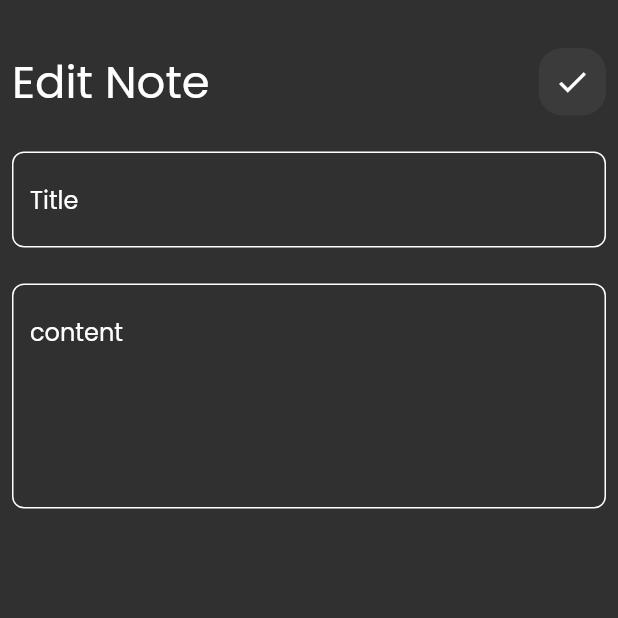
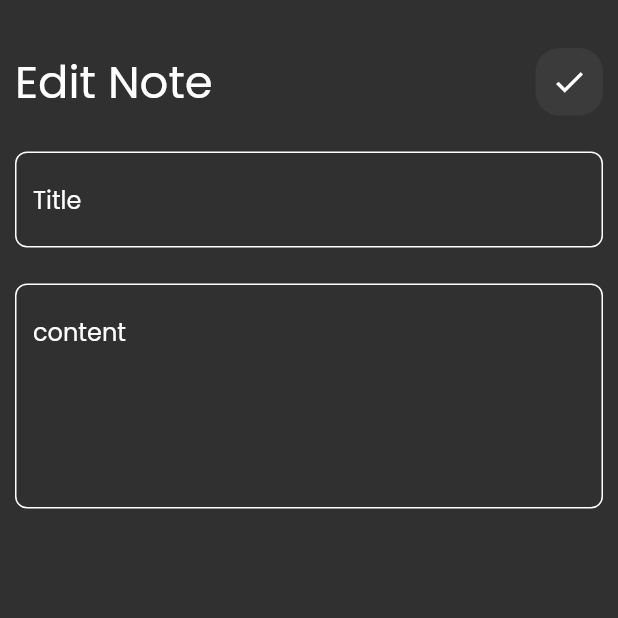
Before and after one commit to esraammosaad/notes-app, a Flutter app: the screen it shows after launch, after a tap on "Flutter Tips", on a phone screen of 412 x 824 dp, the top half of it. Run offline on Flutter 3.47's test engine with Material 2 defaults, Android fonts, the phone set to English and light mode, and no system bars; our stand-ins replace hive, hive_flutter; accounts and stored records are empty.

```diff
--- a/lib/constents.dart
+++ b/lib/constents.dart
@@ -1,2 +1,3 @@
 import 'package:flutter/material.dart';
 Color kPrimaryColor=const Color(0xff64FFDA);
+const String hiveBoxName='NotesBox';
--- a/lib/main.dart
+++ b/lib/main.dart
@@ -1,11 +1,20 @@
 import 'package:flutter/material.dart';
+import 'package:hive/hive.dart';
+import 'package:hive_flutter/adapters.dart';
+import 'package:notes_app/constents.dart';
 import 'package:notes_app/views/home_view.dart';
 
-void main() {
+Future<void> main() async {
+  await Hive.initFlutter();
+  await Hive.openBox(hiveBoxName);
+
+
+
   runApp(const NotesApp());
 }
 
 class NotesApp extends StatelessWidget {
+
   const NotesApp({super.key});
 
   // This widget is the root of your application.
--- a/lib/views/widgets/edit_notes_view_body.dart
+++ b/lib/views/widgets/edit_notes_view_body.dart
@@ -16,7 +16,7 @@ class _EditNotesViewBodyState extends State<EditNotesViewBody> {
   @override
   Widget build(BuildContext context) {
     return   Padding(
-      padding: const EdgeInsets.only(top: 32.0, left: 8, right: 8),
+      padding: const EdgeInsets.only(top: 32.0, left: 10, right: 10),
       child: Form(
         key: formKey,
         autovalidateMode:autoValidateMode ,
--- a/lib/views/widgets/home_view_body.dart
+++ b/lib/views/widgets/home_view_body.dart
@@ -9,7 +9,7 @@ class HomeViewBody extends StatelessWidget {
   @override
   Widget build(BuildContext context) {
     return Padding(
-      padding: const EdgeInsets.only(top: 32.0, left: 8, right: 8),
+      padding: const EdgeInsets.only(top: 32.0, left: 10, right: 10),
       child: Column(
         children: [
             CustomAppBar(text: 'Notes',icon: IconButton(onPressed: (){},icon: const Icon(Icons.search),)),
```
Also changed, not shown: pubspec.yaml (+6 -2 lines), pubspec.lock, 1 other file.
